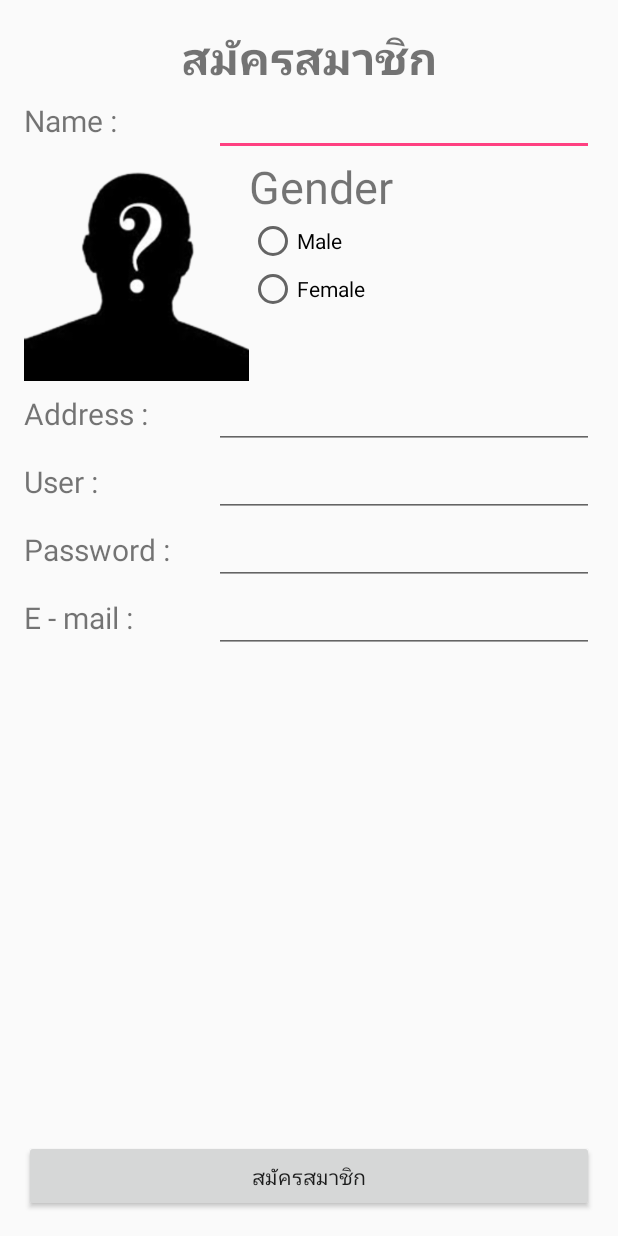
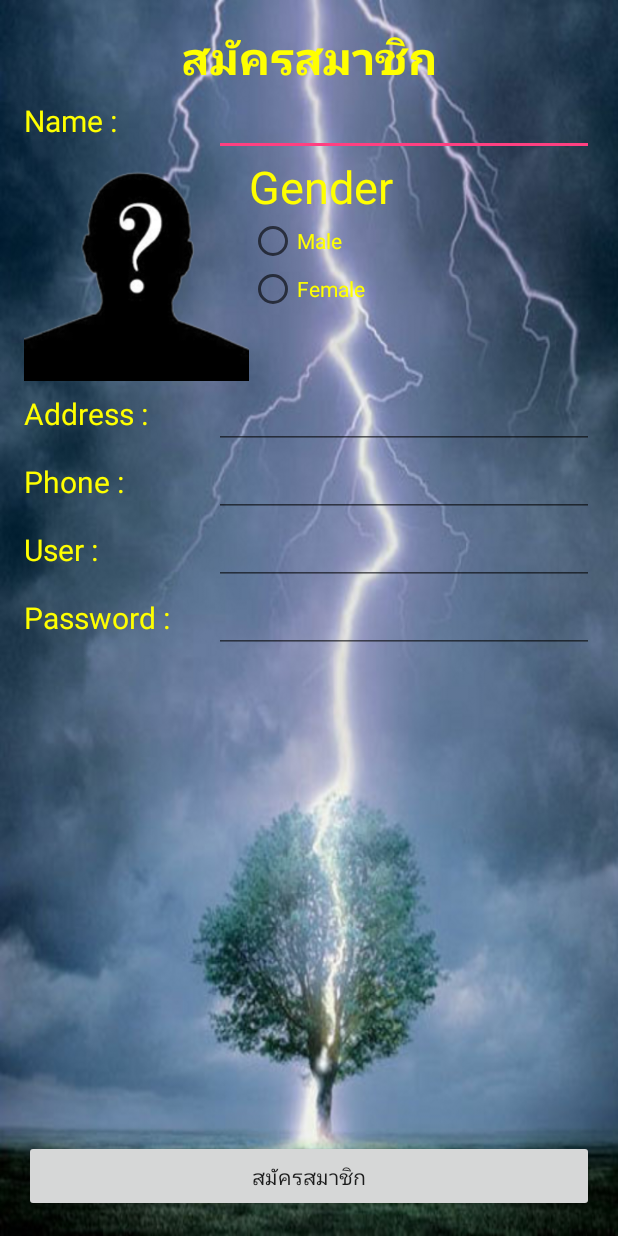
Before and after one commit to NLGRF/MyApplication, an Android app: the SignUpActivity screen opened directly, with no data from a screen before it, on a phone screen of 412 x 824 dp. Run offline under Robolectric (Android 15) with nearby library versions, the phone set to English and light mode, and no system bars.

Commit message:
bg_colortext

```diff
--- a/app/src/main/res/layout/activity_sign_up.xml
+++ b/app/src/main/res/layout/activity_sign_up.xml
@@ -7,7 +7,8 @@
     android:paddingLeft="@dimen/activity_horizontal_margin"
     android:paddingRight="@dimen/activity_horizontal_margin"
     android:paddingTop="@dimen/activity_vertical_margin"
-    tools:context="sut.nlgrf.myapplication.SignUpActivity">
+    tools:context="sut.nlgrf.myapplication.SignUpActivity"
+    android:background="@drawable/bg0">
 
     <Button
         android:layout_width="fill_parent"
@@ -31,7 +32,8 @@
             android:id="@+id/textView"
             android:textSize="@dimen/h1"
             android:textStyle="bold"
-            android:layout_gravity="center_horizontal" />
+            android:layout_gravity="center_horizontal"
+            android:textColor="@color/aText" />
 
         <LinearLayout
             android:orientation="horizontal"
@@ -44,13 +46,15 @@
                 android:text="Name :"
                 android:id="@+id/textView2"
                 android:textSize="@dimen/h2"
-                android:layout_weight="2" />
+                android:layout_weight="2"
+                android:textColor="@color/aText" />
 
             <EditText
                 android:layout_width="match_parent"
                 android:layout_height="wrap_content"
                 android:id="@+id/editText"
-                android:layout_weight="1" />
+                android:layout_weight="1"
+                android:textColor="@color/aText" />
         </LinearLayout>
 
         <LinearLayout
@@ -74,7 +78,8 @@
                     android:layout_height="wrap_content"
                     android:text="Gender"
                     android:id="@+id/textView3"
-                    android:textSize="@dimen/h1" />
+                    android:textSize="@dimen/h1"
+                    android:textColor="@color/aText" />
 
                 <RadioGroup
                     android:layout_width="wrap_content"
@@ -85,13 +90,15 @@
                         android:layout_width="wrap_content"
                         android:layout_height="wrap_content"
                         android:text="Male"
-                        android:id="@+id/radioButton" />
+                        android:id="@+id/radioButton"
+                        android:textColor="@color/aText" />
 
                     <RadioButton
                         android:layout_width="wrap_content"
                         android:layout_height="wrap_content"
                         android:text="Female"
-                        android:id="@+id/radioButton2" />
+                        android:id="@+id/radioButton2"
+                        android:textColor="@color/aText" />
                 </RadioGroup>
             </LinearLayout>
         </LinearLayout>
@@ -107,13 +114,37 @@
                 android:text="Address :"
                 android:id="@+id/textView4"
                 android:textSize="@dimen/h2"
-                android:layout_weight="2" />
+                android:layout_weight="2"
+                android:textColor="@color/aText" />
 
             <EditText
                 android:layout_width="match_parent"
                 android:layout_height="wrap_content"
                 android:id="@+id/editText2"
-                android:layout_weight="1" />
+                android:layout_weight="1"
+                android:textColor="@color/aText" />
+        </LinearLayout>
+
+        <LinearLayout
+            android:orientation="horizontal"
+            android:layout_width="match_parent"
+            android:layout_height="wrap_content" >
+
+            <TextView
+                android:layout_width="match_parent"
+                android:layout_height="wrap_content"
+                android:text="Phone :"
+                android:id="@+id/textView5"
+                android:textSize="@dimen/h2"
+                android:layout_weight="2"
+                android:textColor="@color/aText" />
+
+            <EditText
+                android:layout_width="match_parent"
+                android:layout_height="wrap_content"
+                android:id="@+id/editText3"
+                android:layout_weight="1"
+                android:textColor="@color/aText" />
         </LinearLayout>
 
         <LinearLayout
@@ -125,15 +156,17 @@
                 android:layout_width="match_parent"
                 android:layout_height="wrap_content"
                 android:text="User :"
-                android:id="@+id/textView5"
+                android:id="@+id/textView6"
                 android:textSize="@dimen/h2"
-                android:layout_weight="2" />
+                android:layout_weight="2"
+                android:textColor="@color/aText" />
 
             <EditText
                 android:layout_width="match_parent"
                 android:layout_height="wrap_content"
-                android:id="@+id/editText3"
-                android:layout_weight="1" />
+                android:id="@+id/editText4"
+                android:layout_weight="1"
+                android:textColor="@color/aText" />
         </LinearLayout>
 
         <LinearLayout
@@ -145,35 +178,17 @@
                 android:layout_width="match_parent"
                 android:layout_height="wrap_content"
                 android:text="Password :"
-                android:id="@+id/textView6"
-                android:textSize="@dimen/h2"
-                android:layout_weight="2" />
-
-            <EditText
-                android:layout_width="match_parent"
-                android:layout_height="wrap_content"
-                android:id="@+id/editText4"
-                android:layout_weight="1" />
-        </LinearLayout>
-
-        <LinearLayout
-            android:orientation="horizontal"
-            android:layout_width="match_parent"
-            android:layout_height="wrap_content" >
-
-            <TextView
-                android:layout_width="match_parent"
-                android:layout_height="wrap_content"
-                android:text="E - mail :"
                 android:id="@+id/textView7"
                 android:textSize="@dimen/h2"
-                android:layout_weight="2" />
+                android:layout_weight="2"
+                android:textColor="@color/aText" />
 
             <EditText
                 android:layout_width="match_parent"
                 android:layout_height="wrap_content"
                 android:id="@+id/editText5"
-                android:layout_weight="1" />
+                android:layout_weight="1"
+                android:textColor="@color/aText" />
         </LinearLayout>
     </LinearLayout>
 </RelativeLayout>
--- a/app/src/main/res/values/colors.xml
+++ b/app/src/main/res/values/colors.xml
@@ -3,4 +3,7 @@
     <color name="colorPrimary">#3F51B5</color>
     <color name="colorPrimaryDark">#303F9F</color>
     <color name="colorAccent">#FF4081</color>
+
+    <color name="aText">#ffff00</color>
+
 </resources>
```
Also changed, not shown: app/src/main/res/drawable/bg0.png (added).
